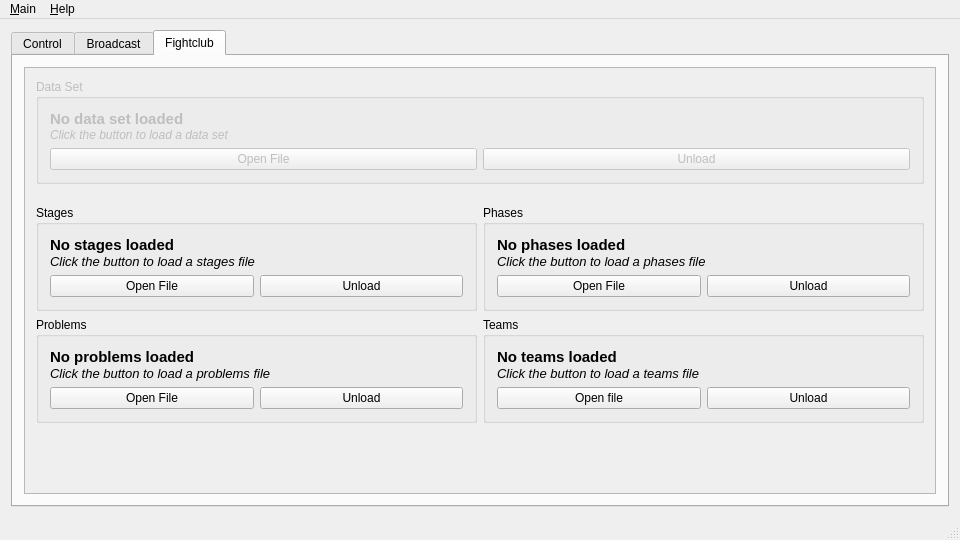
Old version of the form client/fightclubclient.ui in the repository SFr682k/fightclub.
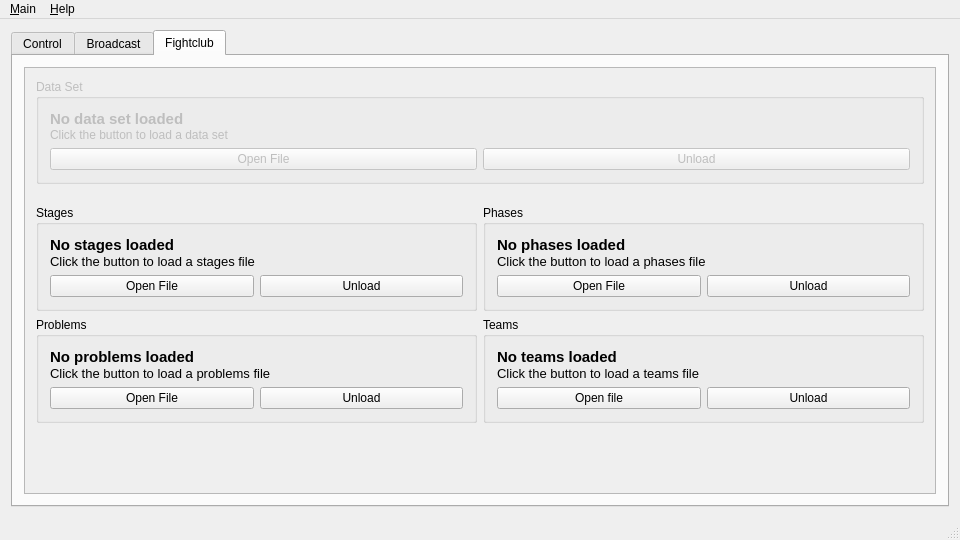
New version of the form. The open tabs and pages were chosen to show the change. Icons and pictures are not drawn.

Commit message: Improvements for Windoof: Don't use italics

Diff of the .ui file:
```diff
--- a/client/fightclubclient.ui
+++ b/client/fightclubclient.ui
@@ -1312,7 +1312,7 @@
            <property name="geometry">
             <rect>
              <x>0</x>
-             <y>0</y>
+             <y>-47</y>
              <width>904</width>
              <height>471</height>
             </rect>
@@ -1349,10 +1349,11 @@
                </item>
                <item>
                 <widget class="QLabel" name="dataSetDescr">
-                 <property name="font">
-                  <font>
-                   <italic>true</italic>
-                  </font>
+                 <property name="sizePolicy">
+                  <sizepolicy hsizetype="Preferred" vsizetype="Fixed">
+                   <horstretch>0</horstretch>
+                   <verstretch>0</verstretch>
+                  </sizepolicy>
                  </property>
                  <property name="text">
                   <string>Click the button to load a data set</string>
@@ -1367,6 +1368,9 @@
                  <property name="orientation">
                   <enum>Qt::Vertical</enum>
                  </property>
+                 <property name="sizeType">
+                  <enum>QSizePolicy::Preferred</enum>
+                 </property>
                  <property name="sizeHint" stdset="0">
                   <size>
                    <width>20</width>
@@ -1498,7 +1502,6 @@
                    <property name="font">
                     <font>
                      <pointsize>10</pointsize>
-                     <italic>true</italic>
                     </font>
                    </property>
                    <property name="text">
@@ -1514,6 +1517,9 @@
                    <property name="orientation">
                     <enum>Qt::Vertical</enum>
                    </property>
+                   <property name="sizeType">
+                    <enum>QSizePolicy::Preferred</enum>
+                   </property>
                    <property name="sizeHint" stdset="0">
                     <size>
                      <width>20</width>
@@ -1606,7 +1612,6 @@
                    <property name="font">
                     <font>
                      <pointsize>10</pointsize>
-                     <italic>true</italic>
                     </font>
                    </property>
                    <property name="text">
@@ -1622,6 +1627,9 @@
                    <property name="orientation">
                     <enum>Qt::Vertical</enum>
                    </property>
+                   <property name="sizeType">
+                    <enum>QSizePolicy::Preferred</enum>
+                   </property>
                    <property name="sizeHint" stdset="0">
                     <size>
                      <width>20</width>
@@ -1720,7 +1728,6 @@
                    <property name="font">
                     <font>
                      <pointsize>10</pointsize>
-                     <italic>true</italic>
                     </font>
                    </property>
                    <property name="text">
@@ -1736,6 +1743,9 @@
                    <property name="orientation">
                     <enum>Qt::Vertical</enum>
                    </property>
+                   <property name="sizeType">
+                    <enum>QSizePolicy::Preferred</enum>
+                   </property>
                    <property name="sizeHint" stdset="0">
                     <size>
                      <width>20</width>
@@ -1834,7 +1844,6 @@
                    <property name="font">
                     <font>
                      <pointsize>10</pointsize>
-                     <italic>true</italic>
                     </font>
                    </property>
                    <property name="text">
@@ -1850,6 +1859,9 @@
                    <property name="orientation">
                     <enum>Qt::Vertical</enum>
                    </property>
+                   <property name="sizeType">
+                    <enum>QSizePolicy::Preferred</enum>
+                   </property>
                    <property name="sizeHint" stdset="0">
                     <size>
                      <width>20</width>
```
Left out of the diff: 6 changed lines with no effect on the pictures. The commit also changes 3 other files.
